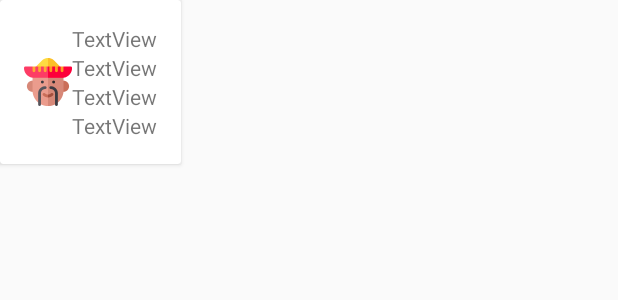
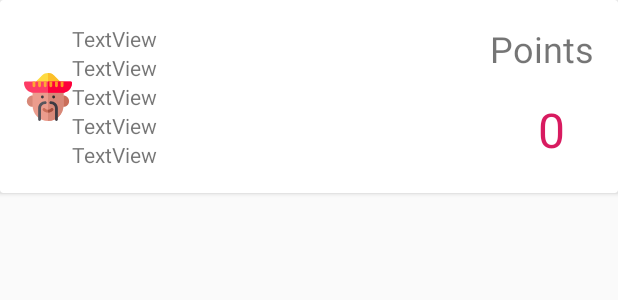
Before and after one commit to pmdmo2019-20/pr06-stroop-Jara97, an Android app: the layout sumary_fragment_item.xml on its own in the app's theme, with its tools: preview values and no code run, on a phone screen of 412 x 824 dp. Shown: the top 300 px of the screen. Run offline under Robolectric (Android 15) with nearby library versions, the phone set to English and light mode, and no system bars.

```diff
--- a/app/src/main/java/es/iessaladillo/pedrojoya/stroop/ui/fragments/MainFragment.kt
+++ b/app/src/main/java/es/iessaladillo/pedrojoya/stroop/ui/fragments/MainFragment.kt
@@ -80,6 +80,10 @@ class MainFragment : Fragment(R.layout.fragment_main) {
             }
 
         }
+        cardRanking.setOnClickListener {
+            viewModel.setFragment(10)
+
+        }
 
     }
 
--- a/app/src/main/java/es/iessaladillo/pedrojoya/stroop/ui/fragments/RecyclerViewAdapterSelect.kt
+++ b/app/src/main/java/es/iessaladillo/pedrojoya/stroop/ui/fragments/RecyclerViewAdapterSelect.kt
@@ -58,7 +58,7 @@ class RecyclerViewAdapterSelect : RecyclerView.Adapter<RecyclerViewAdapterSelect
         }
 
         fun bind(player:Player) {
-            lblNameC.text = player.name
+            lblNameR.text = player.name
             imgAvatarR.setImageResource(player.avatar)
             containerView.setOnClickListener {
                 if(sharedPreferences.getInt("avatar",R.drawable.logo)==player.avatar) {
--- a/app/src/main/res/layout/playerselection_item_fragment.xml
+++ b/app/src/main/res/layout/playerselection_item_fragment.xml
@@ -18,7 +18,7 @@
             android:layout_height="wrap_content">
 
         <TextView
-            android:id="@+id/lblNameC"
+            android:id="@+id/lblNameR"
             android:layout_width="wrap_content"
             android:layout_height="wrap_content"
             android:layout_marginStart="8dp"
--- a/app/src/main/res/layout/sumary_fragment_item.xml
+++ b/app/src/main/res/layout/sumary_fragment_item.xml
@@ -4,23 +4,24 @@
     android:layout_width="match_parent"
     android:layout_height="match_parent"
     xmlns:app="http://schemas.android.com/apk/res-auto">
+
     <androidx.cardview.widget.CardView
-        android:layout_width="wrap_content"
+        android:layout_width="0dp"
         android:layout_height="wrap_content"
+        app:layout_constraintEnd_toEndOf="parent"
         app:layout_constraintStart_toStartOf="parent"
         app:layout_constraintTop_toTopOf="parent">
 
         <androidx.constraintlayout.widget.ConstraintLayout
-            android:layout_width="wrap_content"
-            android:padding="16dp"
-            android:layout_height="wrap_content">
+            android:layout_width="match_parent"
+            android:layout_height="wrap_content"
+            android:padding="16dp">
 
             <TextView
-                android:id="@+id/lblNameC"
+                android:id="@+id/lblNameR"
                 android:layout_width="wrap_content"
                 android:layout_height="wrap_content"
                 android:text="TextView"
-                app:layout_constraintEnd_toEndOf="parent"
                 app:layout_constraintStart_toEndOf="@+id/imgAvatarR"
                 app:layout_constraintTop_toTopOf="parent" />
 
@@ -32,32 +33,62 @@
                 android:scaleType="centerCrop"
                 android:src="@drawable/avatar_01_mexican"
                 app:layout_constraintBottom_toBottomOf="parent"
+                app:layout_constraintEnd_toStartOf="@+id/lblNameR"
                 app:layout_constraintStart_toStartOf="parent"
                 app:layout_constraintTop_toTopOf="parent" />
 
             <TextView
-                android:id="@+id/textView"
+                android:id="@+id/lblGameModeR"
                 android:layout_width="wrap_content"
                 android:layout_height="wrap_content"
                 android:text="TextView"
-                app:layout_constraintEnd_toEndOf="parent"
-                app:layout_constraintTop_toBottomOf="@+id/lblNameC" />
+                app:layout_constraintStart_toEndOf="@+id/imgAvatarR"
+                app:layout_constraintTop_toBottomOf="@+id/lblNameR" />
 
             <TextView
-                android:id="@+id/textView2"
+                android:id="@+id/lblTimeR"
                 android:layout_width="wrap_content"
                 android:layout_height="wrap_content"
                 android:text="TextView"
-                app:layout_constraintEnd_toEndOf="parent"
-                app:layout_constraintTop_toBottomOf="@+id/textView" />
+                app:layout_constraintStart_toEndOf="@+id/imgAvatarR"
+                app:layout_constraintTop_toBottomOf="@+id/lblGameModeR" />
 
             <TextView
-                android:id="@+id/textView3"
+                android:id="@+id/lblWordsR"
                 android:layout_width="wrap_content"
                 android:layout_height="wrap_content"
                 android:text="TextView"
+                app:layout_constraintStart_toEndOf="@+id/imgAvatarR"
+                app:layout_constraintTop_toBottomOf="@+id/lblTimeR" />
+
+            <TextView
+                android:id="@+id/lblCorrectR"
+                android:layout_width="wrap_content"
+                android:layout_height="wrap_content"
+                android:text="TextView"
+                app:layout_constraintStart_toEndOf="@+id/imgAvatarR"
+                app:layout_constraintTop_toBottomOf="@+id/lblWordsR" />
+
+            <TextView
+                android:id="@+id/lblPointsR"
+                android:layout_width="wrap_content"
+                android:layout_height="wrap_content"
+                android:text="Points"
+                android:textSize="@dimen/main_textSize_3x"
                 app:layout_constraintEnd_toEndOf="parent"
-                app:layout_constraintTop_toBottomOf="@+id/textView2" />
+                app:layout_constraintTop_toTopOf="parent" />
+
+            <TextView
+                android:id="@+id/lblPointsRNum"
+                android:layout_width="wrap_content"
+                android:layout_height="wrap_content"
+                android:layout_marginTop="16dp"
+                android:layout_marginEnd="19dp"
+                android:text="0"
+                android:textColor="@color/accent"
+                android:textSize="@dimen/main_textSize_5x"
+                app:layout_constraintEnd_toEndOf="parent"
+                app:layout_constraintTop_toBottomOf="@+id/lblPointsR" />
         </androidx.constraintlayout.widget.ConstraintLayout>
 
     </androidx.cardview.widget.CardView>
```
Also changed, not shown: app/src/main/java/es/iessaladillo/pedrojoya/stroop/ui/MainActivity.kt (+10 -0 lines), app/src/main/java/es/iessaladillo/pedrojoya/stroop/ui/fragments/RankingFragment.kt (+33 -2 lines), app/src/main/java/es/iessaladillo/pedrojoya/stroop/ui/fragments/RecyclerViewRanking.kt (added, +65 -0 lines), app/src/main/res/layout/ranking_fragment.xml (+12 -2 lines).
